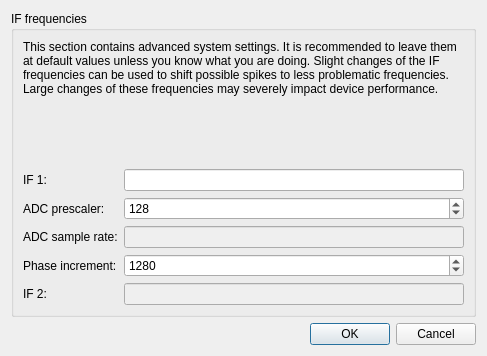
Before: the Qt Designer form Software/PC_Application/LibreVNA-GUI/Device/LibreVNA/deviceconfigurationdialogv1.ui in jankae/LibreVNA, drawn with Qt 5.
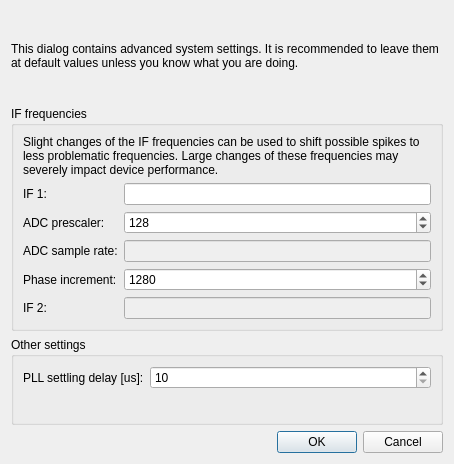
After: the same form once the commit is applied. Custom widgets are drawn as their Qt base class.

Patch:
```diff
--- a/Software/PC_Application/LibreVNA-GUI/Device/LibreVNA/deviceconfigurationdialogv1.ui
+++ b/Software/PC_Application/LibreVNA-GUI/Device/LibreVNA/deviceconfigurationdialogv1.ui
@@ -6,14 +6,24 @@
    <rect>
     <x>0</x>
     <y>0</y>
-    <width>487</width>
-    <height>356</height>
+    <width>454</width>
+    <height>464</height>
    </rect>
   </property>
   <property name="windowTitle">
    <string>Device Configuration</string>
   </property>
   <layout class="QVBoxLayout" name="verticalLayout">
+   <item>
+    <widget class="QLabel" name="label_2">
+     <property name="text">
+      <string>This dialog contains advanced system settings. It is recommended to leave them at default values unless you know what you are doing.</string>
+     </property>
+     <property name="wordWrap">
+      <bool>true</bool>
+     </property>
+    </widget>
+   </item>
    <item>
     <widget class="QGroupBox" name="groupBox_15">
      <property name="title">
@@ -23,26 +33,13 @@
       <item>
        <widget class="QLabel" name="label_34">
         <property name="text">
-         <string>This section contains advanced system settings. It is recommended to leave them at default values unless you know what you are doing. Slight changes of the IF frequencies can be used to shift possible spikes to less problematic frequencies. Large changes of these frequencies may severely impact device performance.</string>
+         <string>Slight changes of the IF frequencies can be used to shift possible spikes to less problematic frequencies. Large changes of these frequencies may severely impact device performance.</string>
         </property>
         <property name="wordWrap">
          <bool>true</bool>
         </property>
        </widget>
       </item>
-      <item>
-       <spacer name="verticalSpacer">
-        <property name="orientation">
-         <enum>Qt::Orientation::Vertical</enum>
-        </property>
-        <property name="sizeHint" stdset="0">
-         <size>
-          <width>20</width>
-          <height>40</height>
-         </size>
-        </property>
-       </spacer>
-      </item>
       <item>
        <layout class="QFormLayout" name="formLayout">
         <item row="0" column="0">
@@ -138,6 +135,32 @@
      </layout>
     </widget>
    </item>
+   <item>
+    <widget class="QGroupBox" name="groupBox">
+     <property name="title">
+      <string>Other settings</string>
+     </property>
+     <layout class="QFormLayout" name="formLayout_2">
+      <item row="0" column="0">
+       <widget class="QLabel" name="label">
+        <property name="text">
+         <string>PLL settling delay [us]:</string>
+        </property>
+       </widget>
+      </item>
+      <item row="0" column="1">
+       <widget class="QSpinBox" name="PLLSettlingDelay">
+        <property name="minimum">
+         <number>10</number>
+        </property>
+        <property name="maximum">
+         <number>255</number>
+        </property>
+       </widget>
+      </item>
+     </layout>
+    </widget>
+   </item>
    <item>
     <widget class="QDialogButtonBox" name="buttonBox">
      <property name="standardButtons">
```
